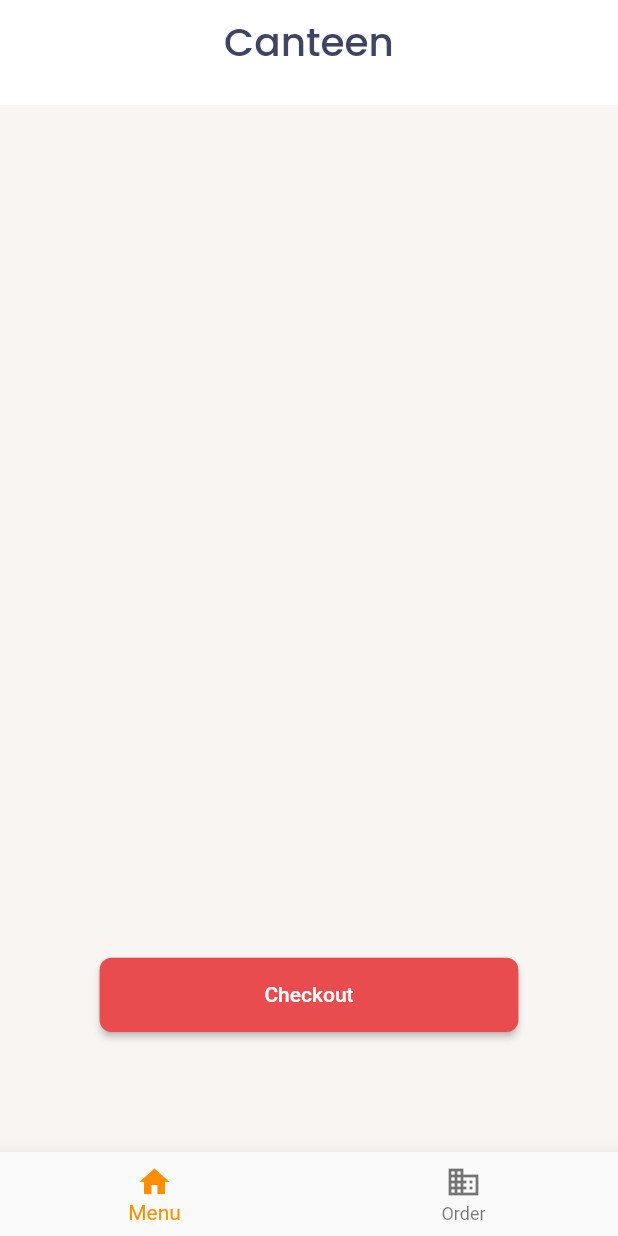
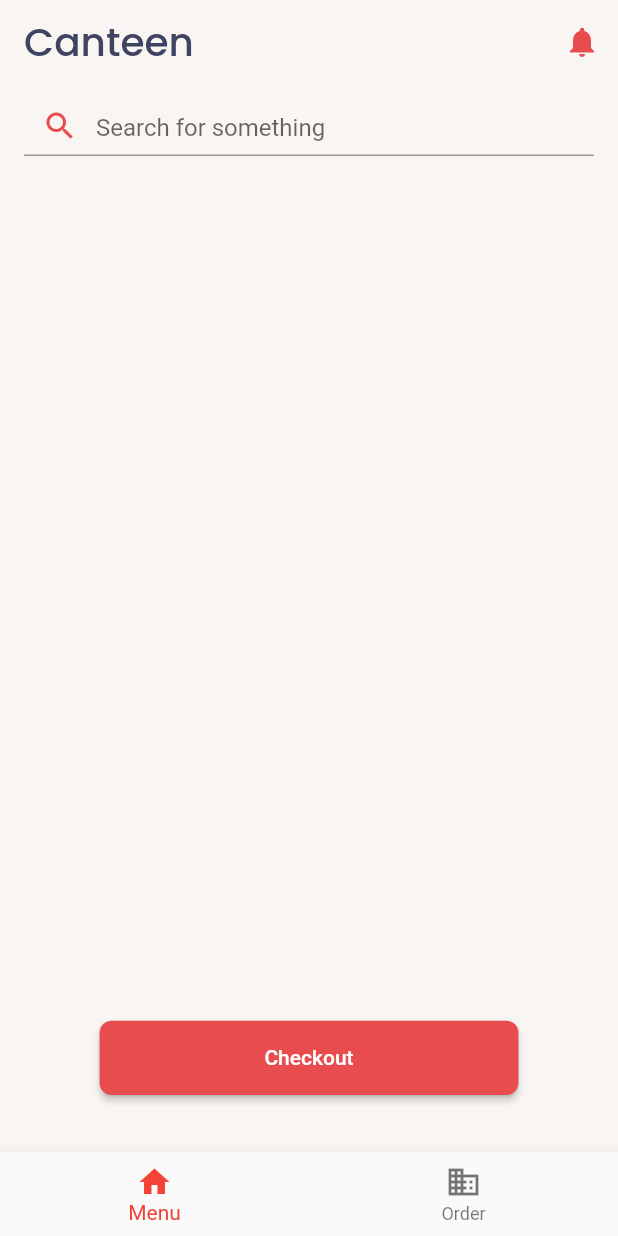
Before and after one commit to kartikjetani/canteenapp, a Flutter app: the screen it shows after launch, on a phone screen of 412 x 824 dp. Run offline on Flutter 3.47's test engine with Material 2 defaults, Android fonts, the phone set to English and light mode, and no system bars; our stand-ins replace cloud_firestore, firebase_auth, firebase_core, get, get_storage, google_fonts and 1 more; missing offline and left inert: flutter_facebook_auth; accounts and stored records are empty.

Commit message:
Searchbar
SearchBar,BottomNavigationChanged

```diff
--- a/lib/components/login_background.dart
+++ b/lib/components/login_background.dart
@@ -17,6 +17,7 @@ class LoginBackground extends StatelessWidget {
         appBar: AppBar(
           // backgroundColor: Colors.red[50],
           toolbarHeight: 0,
+          // ignore: deprecated_member_use
           brightness: Brightness.light,
           shadowColor: Colors.white,
         ),
--- a/lib/components/primary_btn_red.dart
+++ b/lib/components/primary_btn_red.dart
@@ -1,4 +1,4 @@
-import 'dart:ffi';
+// import 'dart:ffi';
 
 import 'package:flutter/material.dart';
 
--- a/lib/screens/home_screen.dart
+++ b/lib/screens/home_screen.dart
@@ -47,27 +47,103 @@ class _HomeScreenState extends State<HomeScreen> {
             ),
           ],
           currentIndex: _selectedIndex,
-        selectedItemColor: Colors.amber[800],
+          selectedItemColor: Colors.red[500],
           onTap: _onItemTapped,
         ),
-      appBar: PreferredSize(
-        preferredSize: Size.fromHeight(70.0),
-        child: AppBar(
-          title: Center(
-              child: Text("Canteen",
+        // appBar: PreferredSize(
+        //   preferredSize: Size.fromHeight(115.0),
+        //   child: AppBar(
+        //     title: Center(
+        //         child: Text("Canteen",
+        //             style: GoogleFonts.poppins(
+        //                 fontSize: 26,
+        //                 fontWeight: FontWeight.w500,
+        //                 fontStyle: FontStyle.normal,
+        //                 color: Color.fromRGBO(62, 68, 98, 1)
+        //                 )
+        //                 )
+        //                 ),
+        //     backgroundColor: Colors.white,
+        //     elevation: 0,
+        //   ),
+        // ),
+        body:
+            //backgroundColor: Color.fromRGBO(248, 245, 242, 1),
+            CustomScrollView(slivers: [
+          //Color.fromRGBO(248, 245, 242, 1),
+          // PreferredSize(
+          //   preferredSize: Size.fromHeight(70.0),
+          SliverAppBar(
+            backgroundColor: Color.fromRGBO(248, 245, 242, 1),
+            floating: true,
+            pinned: true,
+            snap: false,
+            centerTitle: false,
+            title: Text(
+              'Canteen',
               style: GoogleFonts.poppins(
                   fontSize: 26,
                   fontWeight: FontWeight.w500,
                   fontStyle: FontStyle.normal,
-                      color: Color.fromRGBO(62, 68, 98, 1)))),
-          backgroundColor: Colors.white,
+                  color: Color.fromRGBO(62, 68, 98, 1)),
+              //textAlign: TextAlign.center,
+            ),
+            actions: [
+              // backgroundColor: Color.fromRGBO(62, 68, 98, 1),
+              IconButton(
+                icon: Icon(Icons.notifications),
+                color: Color.fromRGBO(232, 76, 79, 1),
+                onPressed: () {
+                  // ignore: unnecessary_statements
+                  Color.fromRGBO(232, 76, 79, 1);
+                },
+              ),
+            ],
+            bottom: AppBar(
+              backgroundColor: Color.fromRGBO(248, 245, 242, 1),
+              title: Container(
+                width: double.infinity,
+                height: 40,
+                color: Colors.red[10],
+                child: Center(
+                  child: TextField(
+                    //borderSide: BorderSide(color: Colors.teal),
+                    onTap: () {
+                      // ignore: unnecessary_statements
+                    },
+                    decoration: InputDecoration(
+                      hintText: 'Search for something',
+                      prefixIcon: Icon(Icons.search,
+                          color: Color.fromRGBO(232, 76, 79, 1)),
+                    ),
+                  ),
+                ),
+              ),
               elevation: 0,
             ),
           ),
-      body: Center(
+          SliverList(
+            delegate: SliverChildListDelegate([
+              SizedBox(
+                height: 700,
+                child: Center(
                   child: _widgetOptions.elementAt(_selectedIndex),
                 ),
+              ),
+              // Container(
+              //   height: 1000,
+              //   color: Colors.pink,
+              // ),
+            ]),
+          ),
+        ])
+
+        // Other Sliver Widgets
+
         );
+    // Center(
+    //   child: _widgetOptions.elementAt(_selectedIndex),
+    // ),
   }
 }
 
--- a/lib/screens/signup_screen.dart
+++ b/lib/screens/signup_screen.dart
@@ -1,4 +1,4 @@
-import 'dart:ffi';
+// import 'dart:ffi';
 
 import 'package:canteenapp/components/misc/already_have_account.dart';
 import 'package:canteenapp/components/login_background.dart';
```
Lines whose indentation alone changed are shown as unchanged.
